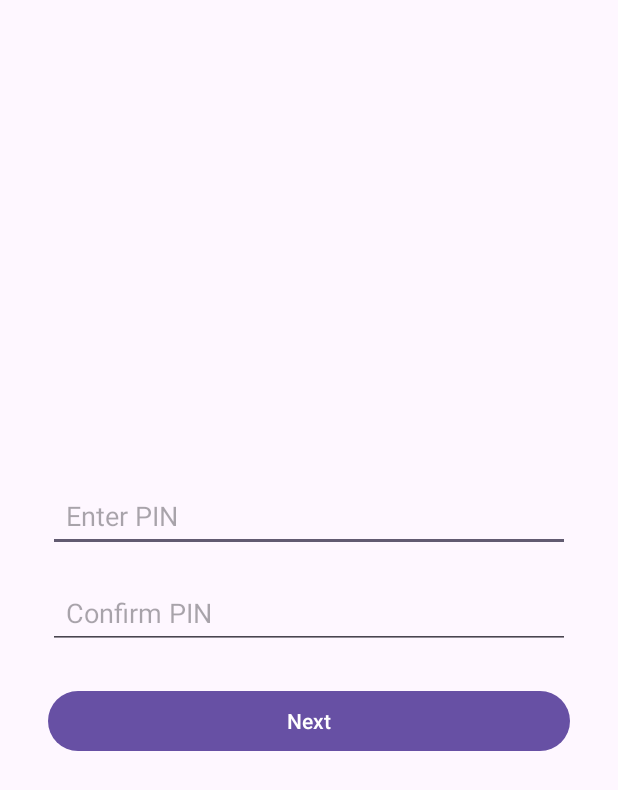
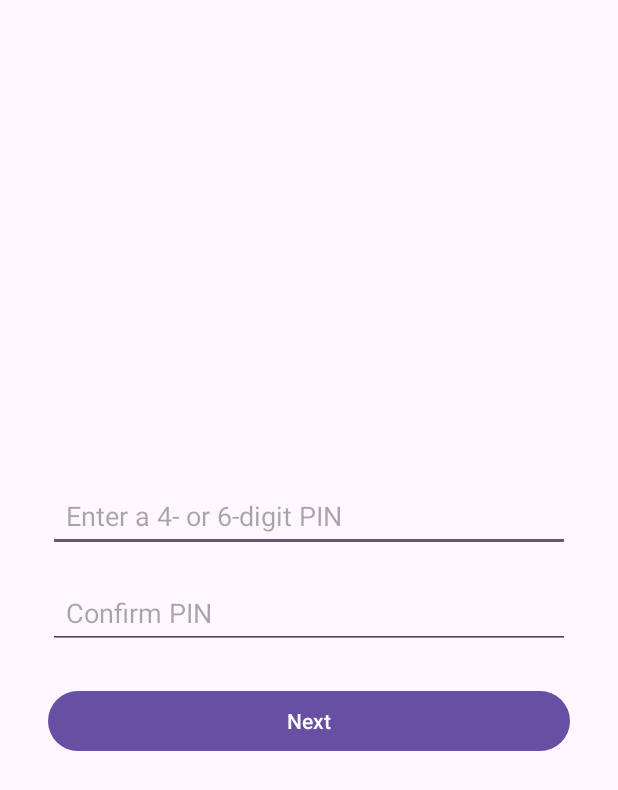
Before and after one commit to 6Beaming/ProjectB07, an Android app: the PinSetupActivity screen opened directly, with no data from a screen before it, on a phone screen of 412 x 824 dp. Shown: the top 790 px of the screen. Run offline under Robolectric (Android 15) with nearby library versions, the phone set to English and light mode, and no system bars; our stand-ins replace Firebase (no records; nobody signed in at launch, a user with empty details on screens opened directly); pictures from the network do not load.

Commit message:
refactor: prompt user to enter the correct length of digits

```diff
--- a/app/src/main/res/layout/activity_pin_setup.xml
+++ b/app/src/main/res/layout/activity_pin_setup.xml
@@ -21,7 +21,7 @@
             android:id="@+id/pinFirst"
             android:layout_width="match_parent"
             android:layout_height="wrap_content"
-            android:hint="Enter PIN"
+            android:hint="Enter a 4- or 6-digit PIN"
             android:inputType="numberPassword"
             android:digits="0123456789"
             android:imeOptions="actionDone"
```
